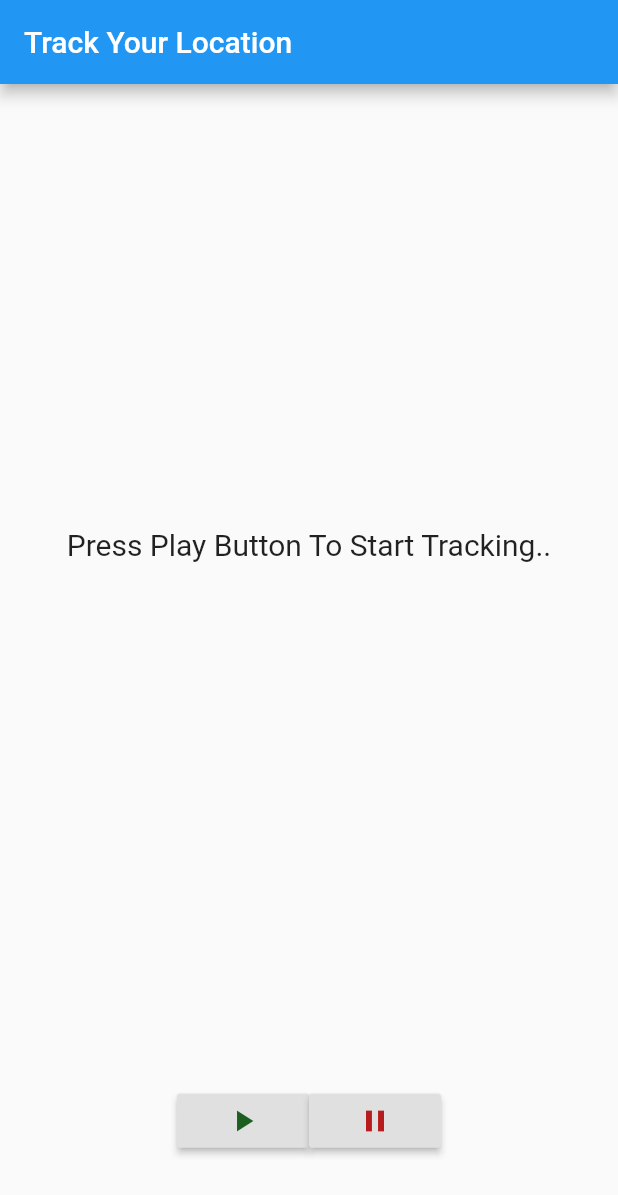
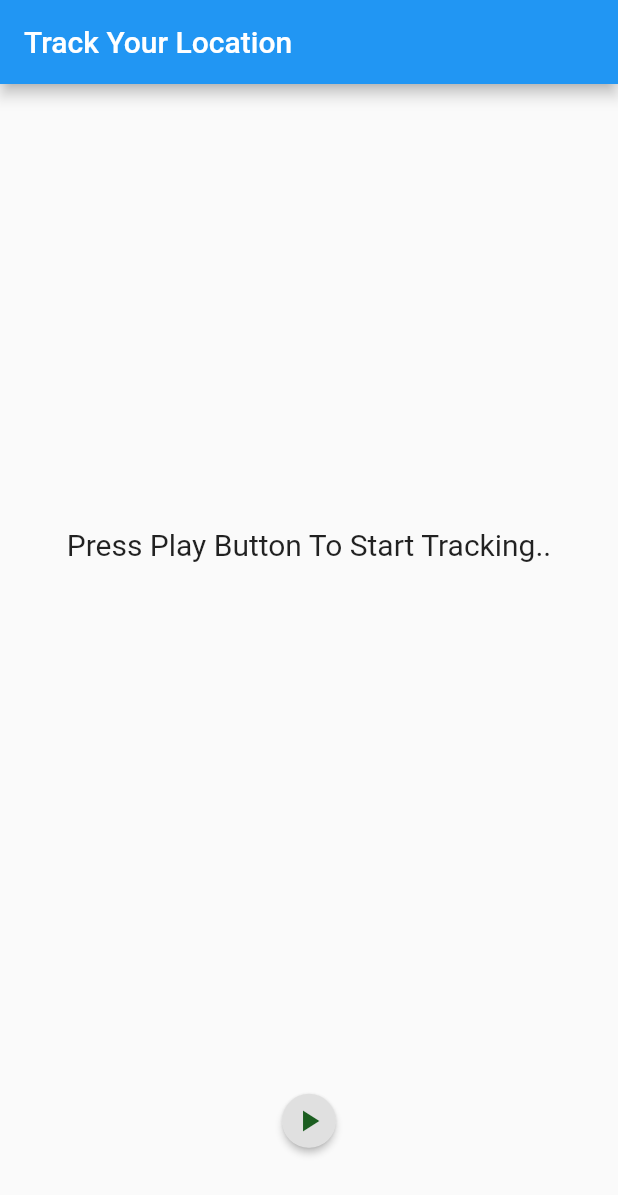
Before and after one commit to ratul0/tracker_v2, a Flutter app: the screen it shows after launch, after a tap on the "play arrow" icon, on a phone screen of 412 x 824 dp. Shown: the top 1195 px of the screen. Run offline on Flutter 3.47's test engine with Material 2 defaults, Android fonts, the phone set to English and light mode, and no system bars; our stand-ins replace animated_text_kit, bloc, equatable, flutter_bloc, geolocator.

Commit message:
add play pause

```diff
--- a/lib/bloc/location_bloc.dart
+++ b/lib/bloc/location_bloc.dart
@@ -26,6 +26,12 @@ class LocationBloc extends Bloc<LocationEvent, LocationState> {
     }
     if (event is LocationAdded) {
       yield* _mapTrackingToState(currentState, event);
+    }
+    if (event is Paused) {
+      yield* _mapPauseToState(currentState, event);
+    }
+    if (event is Resumed) {
+      yield* _mapResumeToState(currentState, event);
     }
     if (event is Reset) {
       yield* _mapResetToState();
@@ -60,6 +66,22 @@ class LocationBloc extends Bloc<LocationEvent, LocationState> {
     });
   }
 
+  Stream<LocationState> _mapPauseToState(
+      LocationState currentState, Paused event) async* {
+    if (currentState is LocationTrackingInProgress) {
+      _positionSubscription?.pause();
+      yield LocationTrackingPaused(positions: currentState.positions);
+    }
+  }
+
+  Stream<LocationState> _mapResumeToState(
+      LocationState currentState, Resumed resume) async* {
+    if (currentState is LocationTrackingPaused) {
+      _positionSubscription?.resume();
+      yield LocationTrackingInProgress(positions: currentState.positions);
+    }
+  }
+
   @override
   Future<void> close() {
     _positionSubscription?.cancel();
--- a/lib/bloc/location_event.dart
+++ b/lib/bloc/location_event.dart
@@ -18,4 +18,8 @@ class LocationAdded extends LocationEvent {
   List<Object> get props => [position];
 }
 
+class Paused extends LocationEvent {}
+
+class Resumed extends LocationEvent {}
+
 class Reset extends LocationEvent {}
--- a/lib/bloc/location_state.dart
+++ b/lib/bloc/location_state.dart
@@ -18,3 +18,12 @@ class LocationTrackingInProgress extends LocationState {
   @override
   List<Object> get props => [positions];
 }
+
+class LocationTrackingPaused extends LocationState {
+  final List<Position> positions;
+
+  const LocationTrackingPaused({this.positions});
+
+  @override
+  List<Object> get props => [positions];
+}
--- a/lib/screens/initial_screen.dart
+++ b/lib/screens/initial_screen.dart
@@ -26,18 +26,17 @@ class InitialScreen extends StatelessWidget {
                   // ignore: missing_return
                   builder: (context, locationState) {
                     if (locationState is LocationEmpty) {
-                      return Center(
-                        child: TypewriterAnimatedTextKit(
-                          text: ['Press Play Button To Start Tracking..'],
-                          textStyle: TextStyle(
-                            fontSize: 20.0,
-                          ),
-                          totalRepeatCount: 1000,
-                          speed: Duration(milliseconds: 150),
-                        ),
+                      return buildCenter();
+                    }
+                    if (locationState is LocationTrackingInProgress) {
+                      return ListView.builder(
+                        itemCount: locationState.positions?.length,
+                        itemBuilder: (BuildContext context, int index) {
+                          return _locationCard(locationState.positions[index]);
+                        },
                       );
                     }
-                    if (locationState is LocationTrackingInProgress) {
+                    if (locationState is LocationTrackingPaused) {
                       return ListView.builder(
                         itemCount: locationState.positions?.length,
                         itemBuilder: (BuildContext context, int index) {
@@ -50,33 +49,24 @@ class InitialScreen extends StatelessWidget {
               ),
               Expanded(
                 flex: 2,
-                child: Row(
-                  mainAxisAlignment: MainAxisAlignment.center,
-                  children: <Widget>[
-                    RaisedButton(
-                      onPressed: () => locationBloc.add(
-                        TrackingStarted(),
-                      ),
-                      child: Icon(
-                        Icons.play_arrow,
-                        color: Colors.green.shade900,
-                      ),
-                    ),
-                    RaisedButton(
-                      onPressed: () => locationBloc.add(
-                        Reset(),
-                      ),
-                      child: Icon(
-                        Icons.pause,
-                        color: Colors.red.shade900,
-                      ),
-                    ),
-                  ],
-                ),
+                child: _showButtons(context, locationBloc),
               )
             ],
           ),
         ),
+      ),
+    );
+  }
+
+  Center buildCenter() {
+    return Center(
+      child: TypewriterAnimatedTextKit(
+        text: ['Press Play Button To Start Tracking..'],
+        textStyle: TextStyle(
+          fontSize: 20.0,
+        ),
+        totalRepeatCount: 1000,
+        speed: Duration(milliseconds: 150),
       ),
     );
   }
@@ -116,4 +106,85 @@ class InitialScreen extends StatelessWidget {
           ),
         ));
   }
+
+  Widget _showButtons(BuildContext context, LocationBloc locationBloc) {
+    return BlocBuilder<LocationBloc, LocationState>(
+      condition: (previousState, state) =>
+          state.runtimeType != previousState.runtimeType,
+      // ignore: missing_return
+      builder: (context, locationState) {
+        if (locationState is LocationEmpty) {
+          return Row(
+            mainAxisAlignment: MainAxisAlignment.center,
+            children: <Widget>[
+              RaisedButton(
+                shape: const CircleBorder(side: BorderSide.none),
+                onPressed: () => locationBloc.add(
+                  TrackingStarted(),
+                ),
+                child: Icon(
+                  Icons.play_arrow,
+                  color: Colors.green.shade900,
+                ),
+              ),
+            ],
+          );
+        }
+        if (locationState is LocationTrackingInProgress) {
+          return Row(
+            mainAxisAlignment: MainAxisAlignment.center,
+            children: <Widget>[
+              RaisedButton(
+                shape: const CircleBorder(side: BorderSide.none),
+                onPressed: () => locationBloc.add(
+                  Reset(),
+                ),
+                child: Icon(
+                  Icons.restore,
+                  color: Colors.purple.shade900,
+                ),
+              ),
+              RaisedButton(
+                shape: const CircleBorder(side: BorderSide.none),
+                onPressed: () => locationBloc.add(
+                  Paused(),
+                ),
+                child: Icon(
+                  Icons.pause,
+                  color: Colors.yellow.shade900,
+                ),
+              ),
+            ],
+          );
+        }
+        if (locationState is LocationTrackingPaused) {
+          return Row(
+            mainAxisAlignment: MainAxisAlignment.center,
+            children: <Widget>[
+              RaisedButton(
+                shape: const CircleBorder(side: BorderSide.none),
+                onPressed: () => locationBloc.add(
+                  Reset(),
+                ),
+                child: Icon(
+                  Icons.restore,
+                  color: Colors.purple.shade900,
+                ),
+              ),
+              RaisedButton(
+                shape: const CircleBorder(side: BorderSide.none),
+                onPressed: () => locationBloc.add(
+                  Resumed(),
+                ),
+                child: Icon(
+                  Icons.fast_forward,
+                  color: Colors.lightGreen,
+                ),
+              ),
+            ],
+          );
+        }
+      },
+    );
+  }
 }
```
